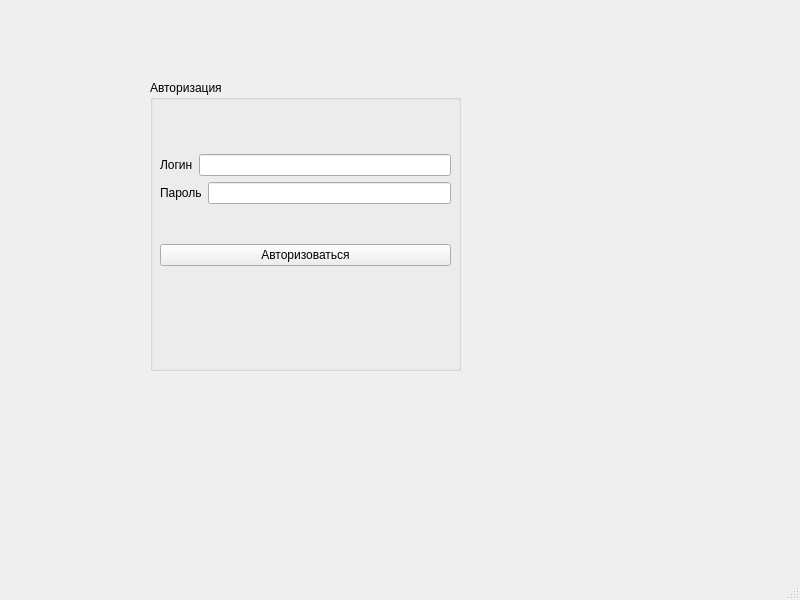
Above: QT_autorization/mainwindow.ui from ZaurbekMalsagov/QT_study before the change. Below: the same form after it.
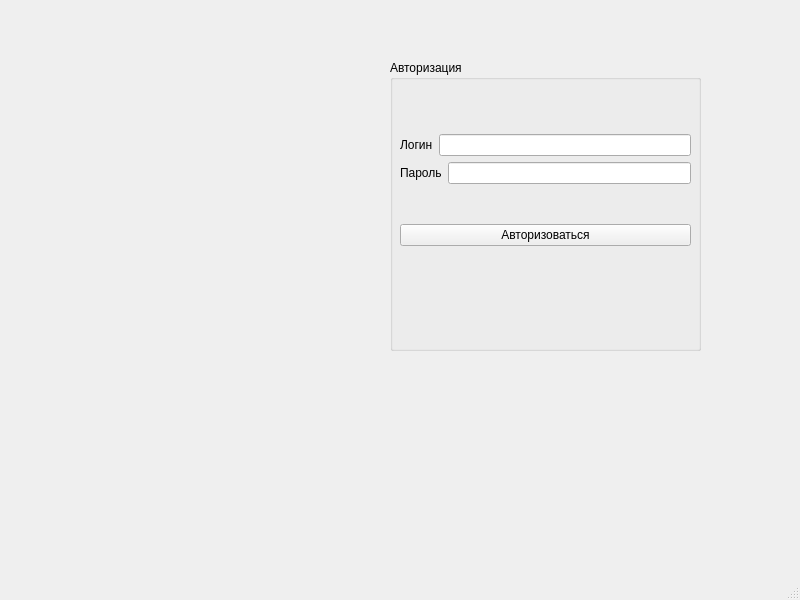
That is the form after the change.

Commit message: add resources and image on the authorization_form

The edit to the form file:
```diff
--- a/QT_autorization/mainwindow.ui
+++ b/QT_autorization/mainwindow.ui
@@ -17,8 +17,8 @@
    <widget class="QGroupBox" name="groupBox">
     <property name="geometry">
      <rect>
-      <x>150</x>
-      <y>80</y>
+      <x>390</x>
+      <y>60</y>
       <width>311</width>
       <height>291</height>
      </rect>
@@ -78,6 +78,19 @@
      </layout>
     </widget>
    </widget>
+   <widget class="QLabel" name="image">
+    <property name="geometry">
+     <rect>
+      <x>40</x>
+      <y>60</y>
+      <width>311</width>
+      <height>291</height>
+     </rect>
+    </property>
+    <property name="text">
+     <string/>
+    </property>
+   </widget>
   </widget>
   <widget class="QMenuBar" name="menubar">
    <property name="geometry">
```
The commit also changes 4 other files.
